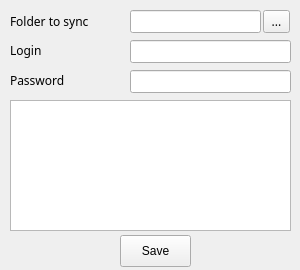
This is letssync.ui in RomiC/rsync-gui as Qt 5 draws it before an edit. The edited form follows.
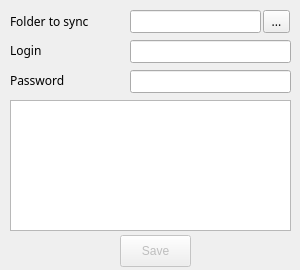
This is the edited form.

Commit message: Fixed library import; Fixed first time sync in shell-script; Minor bugfixes in interface; Add deploy-script

```diff
--- a/letssync.ui
+++ b/letssync.ui
@@ -20,6 +20,9 @@
   </property>
   <widget class="QWidget" name="centralwidget">
    <widget class="QPushButton" name="buttonSave">
+    <property name="enabled">
+     <bool>false</bool>
+    </property>
     <property name="geometry">
      <rect>
       <x>120</x>
@@ -36,6 +39,15 @@
     <property name="text">
      <string>Save</string>
     </property>
+    <property name="autoDefault">
+     <bool>false</bool>
+    </property>
+    <property name="default">
+     <bool>false</bool>
+    </property>
+    <property name="flat">
+     <bool>false</bool>
+    </property>
    </widget>
    <widget class="QLineEdit" name="inputFolder">
     <property name="geometry">
```
Left out of the diff: 5 changed lines with no effect on the pictures. The commit also changes 3 other files.
